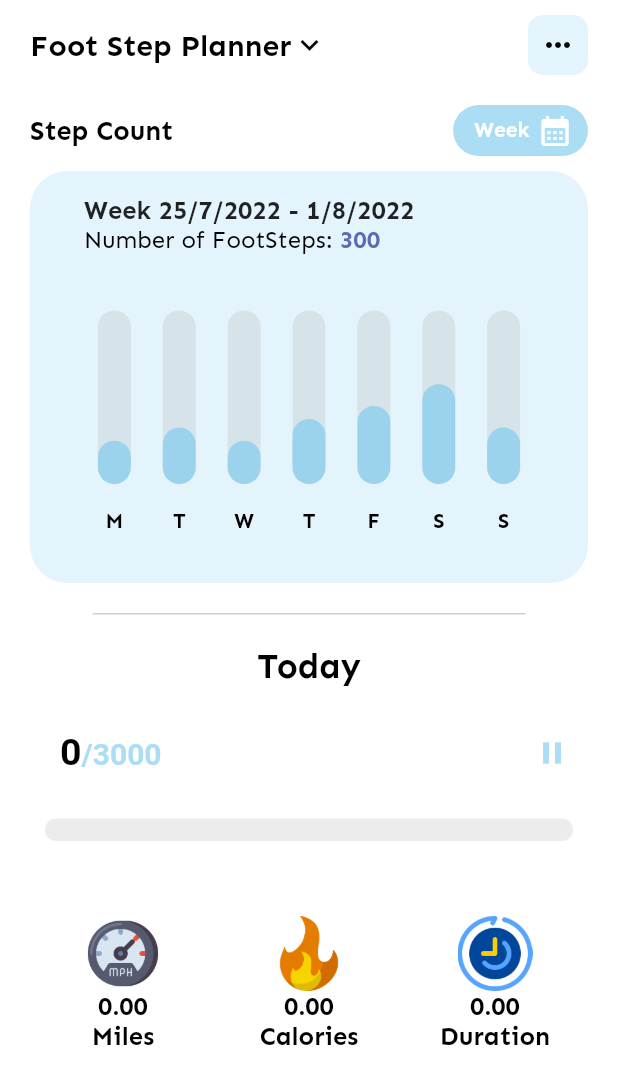
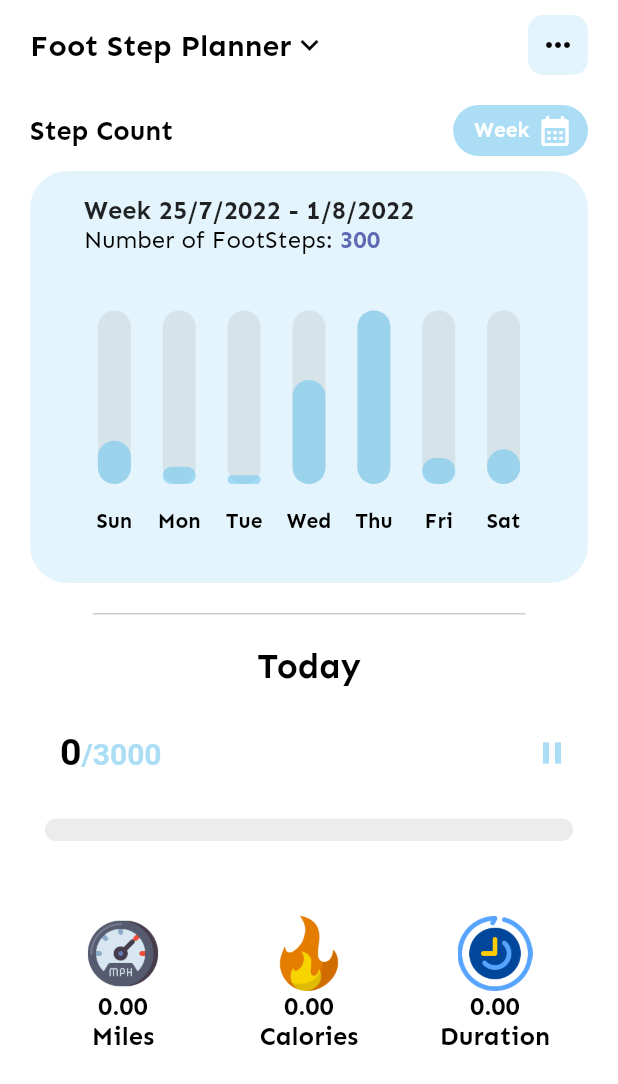
Before and after one commit to nguyenminhhung2011/GHealth, a Flutter app: the DailyStepScreen screen opened directly, on a phone screen of 412 x 824 dp. Shown: the top 1084 px of the screen. Run offline on Flutter 3.47's test engine with Material 2 defaults, Android fonts, the phone set to English and light mode, and no system bars; drawn by our look-alikes of fl_chart, percent_indicator; our stand-ins replace animated_bottom_navigation_bar, audioplayers, badges, better_player, cloud_firestore, dotted_line and 17 more; missing offline and left inert: flutter_facebook_auth, progressive_time_picker, time_chart, video_thumbnail; accounts and stored records are empty; statements that could not run were skipped.

Commit message:
load data to chart nutrition in activity tracker screeen

```diff
--- a/lib/apps/global_widgets/list_chart/colum_chart1_colum.dart
+++ b/lib/apps/global_widgets/list_chart/colum_chart1_colum.dart
@@ -7,19 +7,21 @@ import '../../template/misc/colors.dart';
 import '../gradient_text.dart';
 
 class ColumnChart1Column extends StatefulWidget {
-  const ColumnChart1Column(
-      {Key? key,
-      required this.week,
-      required this.color,
-      required this.title,
-      required this.data,
-      required this.columnColor})
-      : super(key: key);
+  const ColumnChart1Column({
+    Key? key,
+    required this.week,
+    required this.color,
+    required this.title,
+    required this.data,
+    required this.columnColor,
+    required this.dataColumn,
+  }) : super(key: key);
   final String week;
   final Color columnColor;
   final Color color;
   final String title;
   final String data;
+  final List<double> dataColumn;
   @override
   State<StatefulWidget> createState() => ColumnChart1ColumnState();
 }
@@ -140,25 +142,25 @@ class ColumnChart1ColumnState extends State<ColumnChart1Column> {
   List<BarChartGroupData> showingGroups() => List.generate(7, (i) {
         switch (i) {
           case 0:
-            return makeGroupData(0, 5,
+            return makeGroupData(0, widget.dataColumn[6],
                 isTouched: i == touchedIndex, barColor: widget.columnColor);
           case 1:
-            return makeGroupData(1, 6.5,
+            return makeGroupData(1, widget.dataColumn[0],
                 isTouched: i == touchedIndex, barColor: widget.columnColor);
           case 2:
-            return makeGroupData(2, 5,
+            return makeGroupData(2, widget.dataColumn[1],
                 isTouched: i == touchedIndex, barColor: widget.columnColor);
           case 3:
-            return makeGroupData(3, 7.5,
+            return makeGroupData(3, widget.dataColumn[2],
                 isTouched: i == touchedIndex, barColor: widget.columnColor);
           case 4:
-            return makeGroupData(4, 9,
+            return makeGroupData(4, widget.dataColumn[3],
                 isTouched: i == touchedIndex, barColor: widget.columnColor);
           case 5:
-            return makeGroupData(5, 11.5,
+            return makeGroupData(5, widget.dataColumn[4],
                 isTouched: i == touchedIndex, barColor: widget.columnColor);
           case 6:
-            return makeGroupData(6, 6.5,
+            return makeGroupData(6, widget.dataColumn[5],
                 isTouched: i == touchedIndex, barColor: widget.columnColor);
           default:
             return throw Error();
@@ -173,32 +175,32 @@ class ColumnChart1ColumnState extends State<ColumnChart1Column> {
             getTooltipItem: (group, groupIndex, rod, rodIndex) {
               String weekDay;
               switch (group.x.toInt()) {
-                case 0:
+                case 1:
                   weekDay = 'Monday';
                   break;
-                case 1:
+                case 2:
                   weekDay = 'Tuesday';
                   break;
-                case 2:
+                case 3:
                   weekDay = 'Wednesday';
                   break;
-                case 3:
+                case 4:
                   weekDay = 'Thursday';
                   break;
-                case 4:
+                case 5:
                   weekDay = 'Friday';
                   break;
-                case 5:
+                case 6:
                   weekDay = 'Saturday';
                   break;
-                case 6:
+                case 0:
                   weekDay = 'Sunday';
                   break;
                 default:
                   throw Error();
               }
               return BarTooltipItem(
-                weekDay + '\n',
+                '$weekDay\n',
                 const TextStyle(
                   color: Colors.white,
                   fontWeight: FontWeight.bold,
@@ -265,26 +267,26 @@ class ColumnChart1ColumnState extends State<ColumnChart1Column> {
     );
     Widget text;
     switch (value.toInt()) {
-      case 0:
-        text = const Text('M', style: style);
-        break;
       case 1:
-        text = const Text('T', style: style);
+        text = const Text('Mon', style: style);
         break;
       case 2:
-        text = const Text('W', style: style);
+        text = const Text('Tue', style: style);
         break;
       case 3:
-        text = const Text('T', style: style);
+        text = const Text('Wed', style: style);
         break;
       case 4:
-        text = const Text('F', style: style);
+        text = const Text('Thu', style: style);
         break;
       case 5:
-        text = const Text('S', style: style);
+        text = const Text('Fri', style: style);
         break;
       case 6:
-        text = const Text('S', style: style);
+        text = const Text('Sat', style: style);
+        break;
+      case 0:
+        text = const Text('Sun', style: style);
         break;
       default:
         text = const Text('', style: style);
--- a/lib/apps/pages/list_plan_screen/daily_step_screen.dart.dart
+++ b/lib/apps/pages/list_plan_screen/daily_step_screen.dart.dart
@@ -181,6 +181,7 @@ class _DailyStepScreenState extends State<DailyStepScreen> {
                     height: heightDevice / 3,
                     width: double.infinity,
                     child: ColumnChart1Column(
+                      dataColumn: [2, 1, 12, 20, 3, 4, 5],
                       week: 'Week 25/7/2022 - 1/8/2022',
                       title: 'Number of FootSteps: ',
                       data: '300',
```
Also changed, not shown: lib/apps/controls/activity_tracker_controller.dart (+8 -0 lines), lib/apps/pages/dashboard/activity_tracker_screen.dart (+33 -8 lines).
